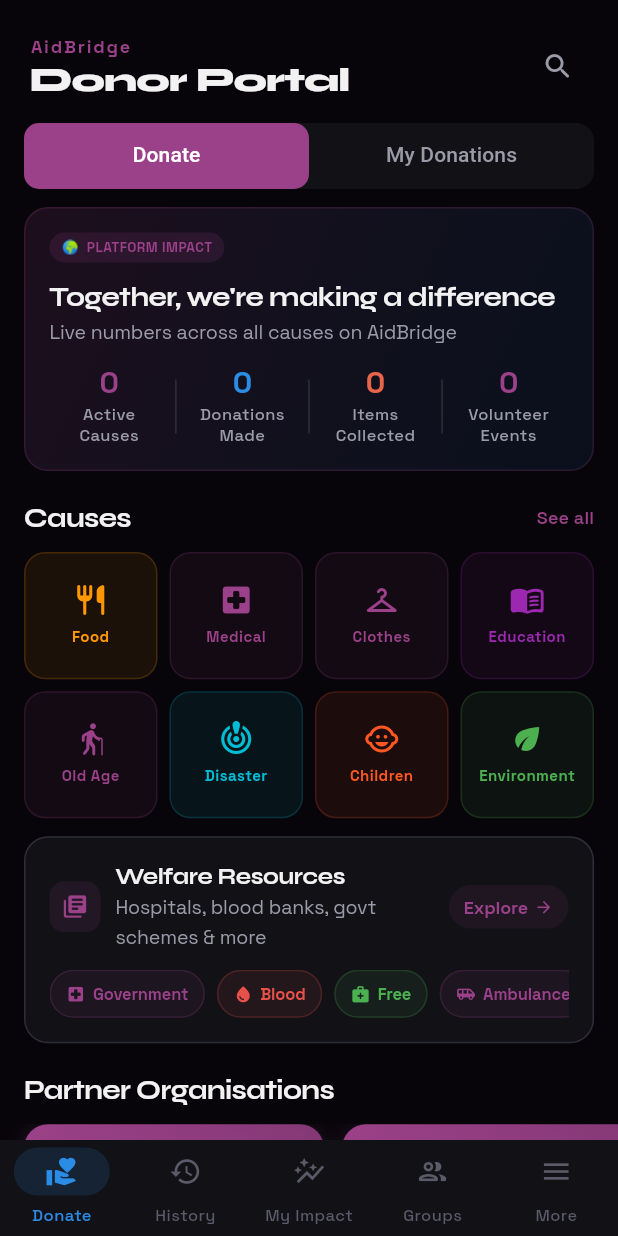
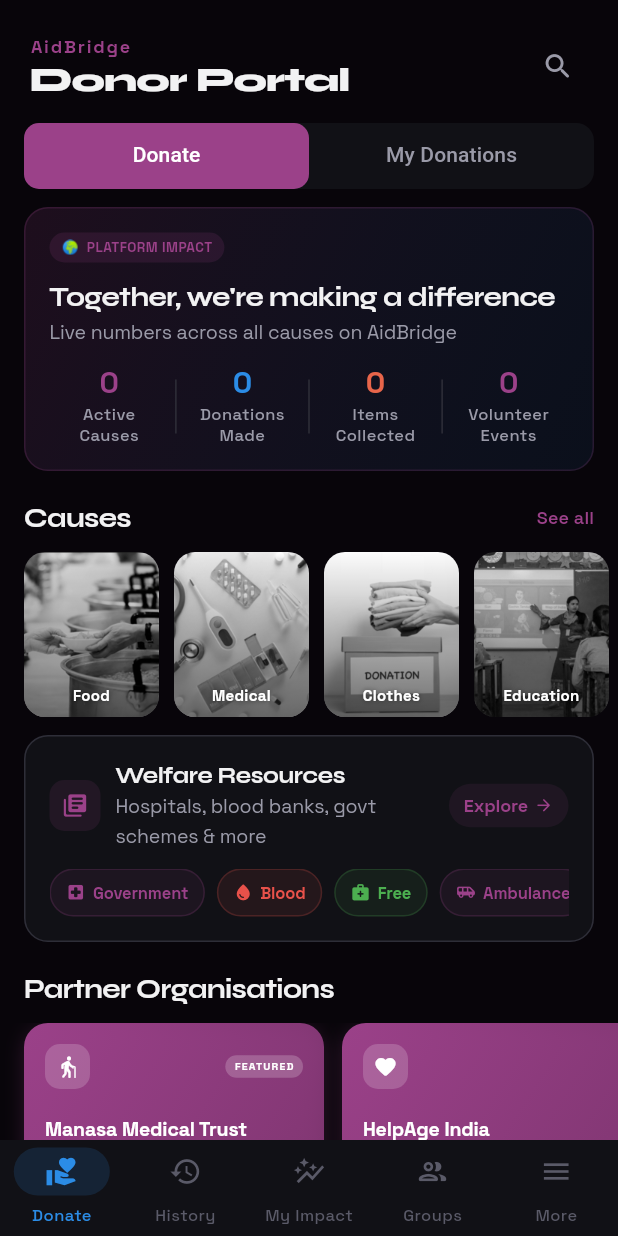
Before and after one commit to purvimadhukar/ngo_app, a Flutter app: the DonorDashboard screen opened directly, on a phone screen of 412 x 824 dp. Run offline on Flutter 3.47's test engine with Material 3 defaults, Android fonts, the phone set to English and light mode, and no system bars; our stand-ins replace cloud_firestore, firebase_auth, firebase_core, firebase_storage, gap, google_fonts and 2 more; accounts and stored records are empty.

Commit message:
feat: B&W photo category tiles in causes section
Replace icon-based causes grid with real B&W photography:
food, medical, clothes, education, old age home, disaster relief,
children, environment, groceries — horizontal scroll with label overlay.
Images converted to grayscale at 320x220px for both app and web.

Co-Authored-By: Claude Sonnet 4.6 <noreply@anthropic.com>

```diff
--- a/lib/features/donor/donor_dashboard.dart
+++ b/lib/features/donor/donor_dashboard.dart
@@ -4,6 +4,7 @@ import 'package:cloud_firestore/cloud_firestore.dart';
 import 'package:firebase_auth/firebase_auth.dart';
 import 'package:gap/gap.dart';
 import 'package:url_launcher/url_launcher.dart';
+import 'package:google_fonts/google_fonts.dart';
 
 import '../../core/app_theme.dart';
 import '../../models/ngo_post.dart';
@@ -1373,21 +1374,19 @@ class _ServicesGrid extends StatelessWidget {
   const _ServicesGrid({required this.onCategoryTap});
 
   static const _services = [
-    {'icon': Icons.restaurant_rounded,     'label': 'Food',        'cat': 'food',           'color': 0xFFFF9800},
-    {'icon': Icons.local_hospital_rounded, 'label': 'Medical',     'cat': 'medical',         'color': 0xFF9B4189},
-    {'icon': Icons.checkroom_rounded,      'label': 'Clothes',     'cat': 'clothes',         'color': 0xFF9B4189},
-    {'icon': Icons.menu_book_rounded,      'label': 'Education',   'cat': 'education',       'color': 0xFF9C27B0},
-    {'icon': Icons.elderly_rounded,        'label': 'Old Age',     'cat': 'old age home',    'color': 0xFF9B4189},
-    {'icon': Icons.crisis_alert_rounded,   'label': 'Disaster',    'cat': 'disaster relief', 'color': 0xFF00BCD4},
-    {'icon': Icons.child_care_rounded,     'label': 'Children',    'cat': 'children',        'color': 0xFFFF5722},
-    {'icon': Icons.eco_rounded,            'label': 'Environment', 'cat': 'environment',     'color': 0xFF4CAF50},
+    {'image': 'assets/images/cat_food.png',        'label': 'Food',        'cat': 'food'},
+    {'image': 'assets/images/cat_medical.png',     'label': 'Medical',     'cat': 'medical'},
+    {'image': 'assets/images/cat_clothes.png',     'label': 'Clothes',     'cat': 'clothes'},
+    {'image': 'assets/images/cat_education.png',   'label': 'Education',   'cat': 'education'},
+    {'image': 'assets/images/cat_oldagehome.png',  'label': 'Old Age',     'cat': 'old age home'},
+    {'image': 'assets/images/cat_disaster.png',    'label': 'Disaster',    'cat': 'disaster relief'},
+    {'image': 'assets/images/cat_children.png',    'label': 'Children',    'cat': 'children'},
+    {'image': 'assets/images/cat_environment.png', 'label': 'Environment', 'cat': 'environment'},
+    {'image': 'assets/images/cat_groceries.png',   'label': 'Groceries',   'cat': 'groceries'},
   ];
 
   @override
   Widget build(BuildContext context) {
-    final w = MediaQuery.of(context).size.width;
-    final itemW = (w - 32 - 21) / 4; // 4 per row, 16px padding each side, 3×7px gaps
-
     return Column(
       crossAxisAlignment: CrossAxisAlignment.start,
       children: [
@@ -1405,44 +1404,64 @@ class _ServicesGrid extends StatelessWidget {
             ],
           ),
         ),
-        Padding(
-          padding: const EdgeInsets.symmetric(horizontal: 16),
-          child: GridView.builder(
-            shrinkWrap: true,
-            physics: const NeverScrollableScrollPhysics(),
-            gridDelegate: const SliverGridDelegateWithFixedCrossAxisCount(
-              crossAxisCount: 4,
-              crossAxisSpacing: 8,
-              mainAxisSpacing: 8,
-              childAspectRatio: 1.05,
-            ),
+        SizedBox(
+          height: 110,
+          child: ListView.separated(
+            scrollDirection: Axis.horizontal,
+            padding: const EdgeInsets.symmetric(horizontal: 16),
             itemCount: _services.length,
+            separatorBuilder: (_, __) => const Gap(10),
             itemBuilder: (_, i) {
               final s = _services[i];
-              final color = Color(s['color'] as int);
-              final icon  = s['icon'] as IconData;
               return GestureDetector(
                 onTap: () => onCategoryTap(s['cat'] as String),
-                child: Container(
-                  padding: const EdgeInsets.symmetric(vertical: 10),
-                  decoration: BoxDecoration(
-                    color: color.withValues(alpha: 0.08),
-                    borderRadius: BorderRadius.circular(14),
-                    border: Border.all(color: color.withValues(alpha: 0.18)),
-                  ),
+                child: SizedBox(
+                  width: 90,
                   child: Column(
-                    mainAxisAlignment: MainAxisAlignment.center,
                     children: [
-                      Icon(icon, color: color, size: 24),
-                      const Gap(5),
-                      Text(
-                        s['label'] as String,
-                        style: AidTextStyles.labelSm.copyWith(
-                          color: color,
-                          fontWeight: FontWeight.w700,
-                          fontSize: 10,
+                      Expanded(
+                        child: ClipRRect(
+                          borderRadius: BorderRadius.circular(14),
+                          child: Stack(
+                            fit: StackFit.expand,
+                            children: [
+                              Image.asset(
+                                s['image'] as String,
+                                fit: BoxFit.cover,
+                              ),
+                              // subtle dark overlay so label pops
+                              Container(
+                                decoration: BoxDecoration(
+                                  gradient: LinearGradient(
+                                    colors: [
+                                      Colors.transparent,
+                                      Colors.black.withValues(alpha: 0.55),
+                                    ],
+                                    begin: Alignment.topCenter,
+                                    end: Alignment.bottomCenter,
+                                  ),
+                                ),
+                              ),
+                              // label at bottom
+                              Positioned(
+                                bottom: 6, left: 0, right: 0,
+                                child: Text(
+                                  s['label'] as String,
+                                  textAlign: TextAlign.center,
+                                  style: const TextStyle(
+                                    color: Colors.white,
+                                    fontSize: 10,
+                                    fontWeight: FontWeight.w800,
+                                    letterSpacing: 0.2,
+                                    shadows: [
+                                      Shadow(color: Colors.black54, blurRadius: 4),
+                                    ],
+                                  ),
+                                ),
+                              ),
+                            ],
+                          ),
                         ),
-                        textAlign: TextAlign.center,
                       ),
                     ],
                   ),
```
Also changed, not shown: assets/images/cat_children.png (added), assets/images/cat_clothes.png (added), assets/images/cat_disaster.png (added), assets/images/cat_education.png (added), assets/images/cat_environment.png (added), assets/images/cat_food.png (added), assets/images/cat_groceries.png (added), assets/images/cat_medical.png (added), assets/images/cat_oldagehome.png (added).
